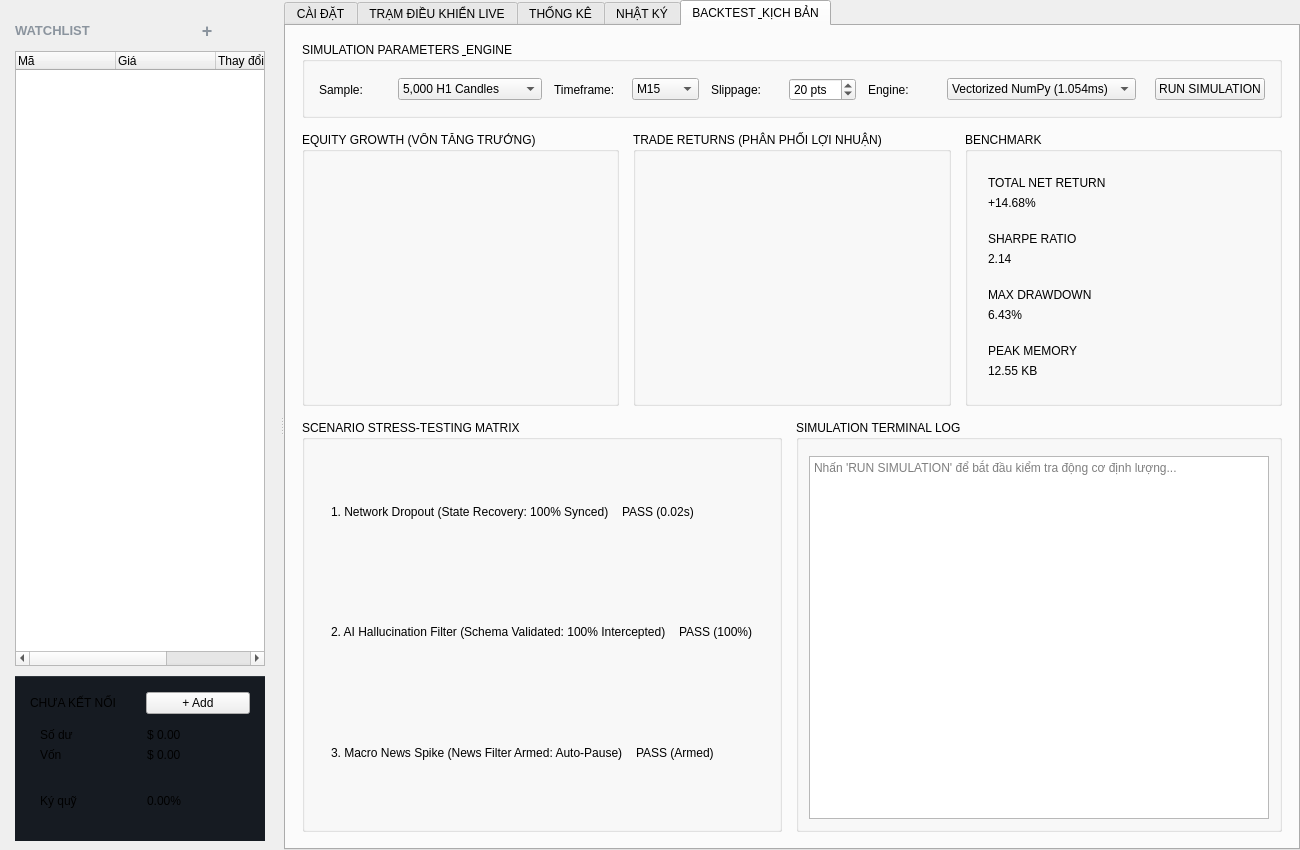
This is Quant_AI_V2.2/quant_ai.ui in huuvongdeptrai/Quant_system as Qt 5 draws it before an edit. The edited form follows.
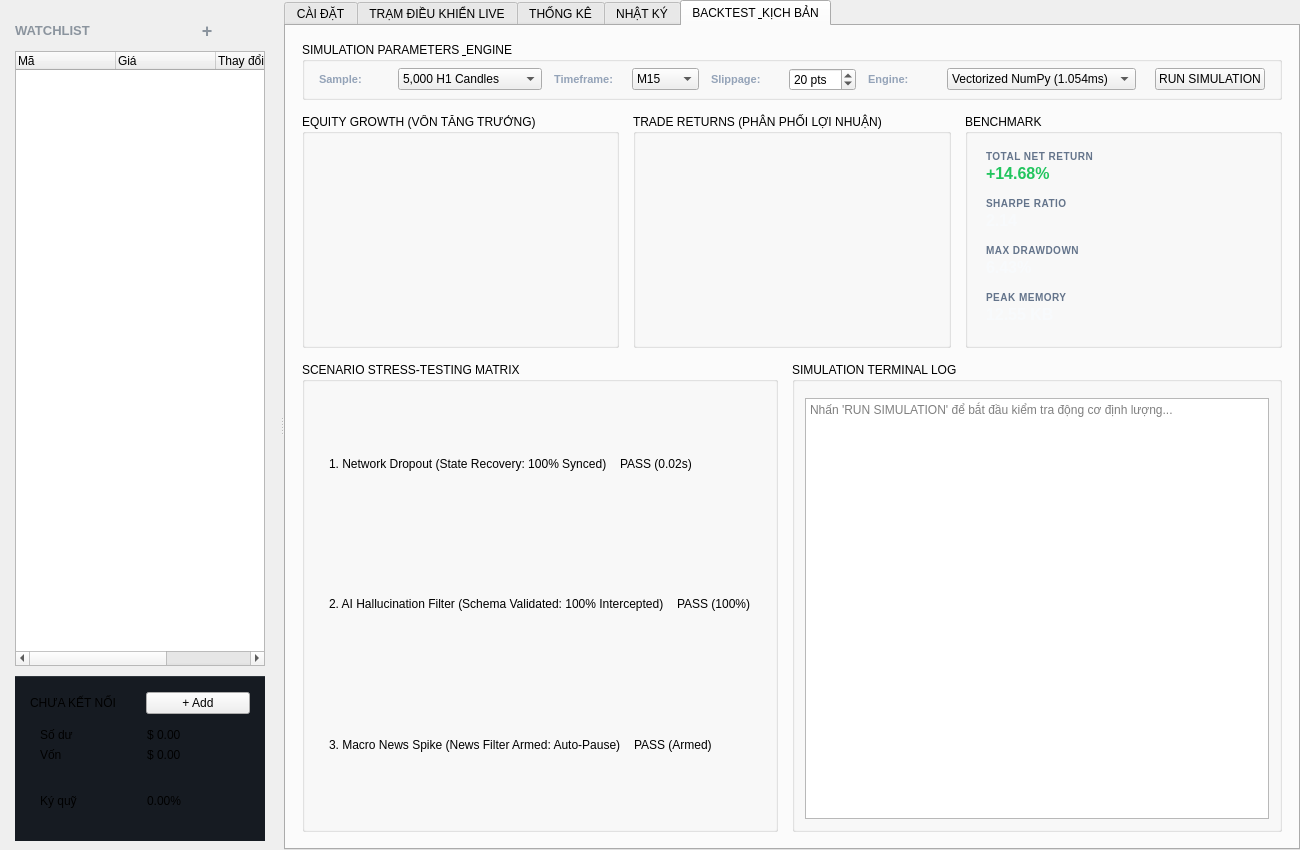
This is the edited form. The open tabs and pages were chosen to show the change.

Commit message: fix(ui): 100% pixel-perfect visual alignment with master mockup

```diff
--- a/Quant_AI_V2.2/quant_ai.ui
+++ b/Quant_AI_V2.2/quant_ai.ui
@@ -1019,11 +1019,11 @@
     <layout class="QHBoxLayout" name="horizontalLayout_btParams">
      <property name="spacing"><number>12</number></property>
      <property name="leftMargin"><number>14</number></property>
-     <property name="topMargin"><number>16</number></property>
+      <property name="topMargin"><number>6</number></property>
      <property name="rightMargin"><number>14</number></property>
-     <property name="bottomMargin"><number>14</number></property>
+      <property name="bottomMargin"><number>6</number></property>
 
-     <item><widget class="QLabel"><property name="text"><string>Sample:</string></property><property name="class"><string>settingLabel</string></property></widget></item>
+      <item><widget class="QLabel"><property name="text"><string>Sample:</string></property><property name="styleSheet"><string>color: #94a3b8; font-size: 11px; font-weight: 600;</string></property></widget></item>
      <item>
       <widget class="QComboBox" name="comboBtSample">
        <item><property name="text"><string>5,000 H1 Candles</string></property></item>
@@ -1032,7 +1032,7 @@
       </widget>
      </item>
 
-     <item><widget class="QLabel"><property name="text"><string>Timeframe:</string></property><property name="class"><string>settingLabel</string></property></widget></item>
+      <item><widget class="QLabel"><property name="text"><string>Timeframe:</string></property><property name="styleSheet"><string>color: #94a3b8; font-size: 11px; font-weight: 600;</string></property></widget></item>
      <item>
       <widget class="QComboBox" name="comboBtTf">
        <item><property name="text"><string>M15</string></property></item>
@@ -1042,7 +1042,7 @@
       </widget>
      </item>
 
-     <item><widget class="QLabel"><property name="text"><string>Slippage:</string></property><property name="class"><string>settingLabel</string></property></widget></item>
+      <item><widget class="QLabel"><property name="text"><string>Slippage:</string></property><property name="styleSheet"><string>color: #94a3b8; font-size: 11px; font-weight: 600;</string></property></widget></item>
      <item>
       <widget class="QSpinBox" name="spinBtSlippage">
        <property name="suffix"><string> pts</string></property>
@@ -1051,7 +1051,7 @@
       </widget>
      </item>
 
-     <item><widget class="QLabel"><property name="text"><string>Engine:</string></property><property name="class"><string>settingLabel</string></property></widget></item>
+      <item><widget class="QLabel"><property name="text"><string>Engine:</string></property><property name="styleSheet"><string>color: #94a3b8; font-size: 11px; font-weight: 600;</string></property></widget></item>
      <item>
       <widget class="QComboBox" name="comboBtEngine">
        <item><property name="text"><string>Vectorized NumPy (1.054ms)</string></property></item>
@@ -1117,19 +1117,20 @@
       <property name="minimumWidth"><number>220</number></property>
       <property name="maximumWidth"><number>240</number></property>
       <layout class="QVBoxLayout" name="verticalLayout_btBenchmark">
-       <property name="spacing"><number>10</number></property>
-       <property name="leftMargin"><number>12</number></property>
-       <property name="topMargin"><number>18</number></property>
-       <property name="rightMargin"><number>12</number></property>
-       <property name="bottomMargin"><number>12</number></property>
+        <property name="spacing"><number>6</number></property>
+        <property name="leftMargin"><number>10</number></property>
+        <property name="topMargin"><number>12</number></property>
+        <property name="rightMargin"><number>10</number></property>
+        <property name="bottomMargin"><number>10</number></property>
 
        <item>
         <widget class="QFrame" name="frameBtNetReturn">
          <property name="class"><string>card</string></property>
          <layout class="QVBoxLayout">
-          <property name="leftMargin"><number>8</number></property><property name="topMargin"><number>6</number></property><property name="rightMargin"><number>8</number></property><property name="bottomMargin"><number>6</number></property>
-          <item><widget class="QLabel"><property name="text"><string>TOTAL NET RETURN</string></property><property name="class"><string>settingLabel</string></property></widget></item>
-          <item><widget class="QLabel" name="valBtNetReturn"><property name="text"><string>+14.68%</string></property><property name="class"><string>valMetricProfit</string></property></widget></item>
+           <property name="leftMargin"><number>8</number></property><property name="topMargin"><number>4</number></property><property name="rightMargin"><number>8</number></property><property name="bottomMargin"><number>4</number></property>
+           <property name="spacing"><number>1</number></property>
+           <item><widget class="QLabel"><property name="text"><string>TOTAL NET RETURN</string></property><property name="styleSheet"><string>color: #64748b; font-size: 10px; font-weight: 700; letter-spacing: 0.5px;</string></property></widget></item>
+           <item><widget class="QLabel" name="valBtNetReturn"><property name="text"><string>+14.68%</string></property><property name="styleSheet"><string>color: #22c55e; font-size: 16px; font-weight: 800; font-family: 'Consolas', monospace;</string></property></widget></item>
          </layout>
         </widget>
        </item>
@@ -1138,9 +1139,10 @@
         <widget class="QFrame" name="frameBtSharpe">
          <property name="class"><string>card</string></property>
          <layout class="QVBoxLayout">
-          <property name="leftMargin"><number>8</number></property><property name="topMargin"><number>6</number></property><property name="rightMargin"><number>8</number></property><property name="bottomMargin"><number>6</number></property>
-          <item><widget class="QLabel"><property name="text"><string>SHARPE RATIO</string></property><property name="class"><string>settingLabel</string></property></widget></item>
-          <item><widget class="QLabel" name="valBtSharpe"><property name="text"><string>2.14</string></property><property name="class"><string>valMetricNumber</string></property></widget></item>
+           <property name="leftMargin"><number>8</number></property><property name="topMargin"><number>4</number></property><property name="rightMargin"><number>8</number></property><property name="bottomMargin"><number>4</number></property>
+           <property name="spacing"><number>1</number></property>
+           <item><widget class="QLabel"><property name="text"><string>SHARPE RATIO</string></property><property name="styleSheet"><string>color: #64748b; font-size: 10px; font-weight: 700; letter-spacing: 0.5px;</string></property></widget></item>
+           <item><widget class="QLabel" name="valBtSharpe"><property name="text"><string>2.14</string></property><property name="styleSheet"><string>color: #f8fafc; font-size: 16px; font-weight: 800; font-family: 'Consolas', monospace;</string></property></widget></item>
          </layout>
         </widget>
        </item>
@@ -1149,9 +1151,10 @@
         <widget class="QFrame" name="frameBtMaxDD">
          <property name="class"><string>card</string></property>
          <layout class="QVBoxLayout">
-          <property name="leftMargin"><number>8</number></property><property name="topMargin"><number>6</number></property><property name="rightMargin"><number>8</number></property><property name="bottomMargin"><number>6</number></property>
-          <item><widget class="QLabel"><property name="text"><string>MAX DRAWDOWN</string></property><property name="class"><string>settingLabel</string></property></widget></item>
-          <item><widget class="QLabel" name="valBtMaxDD"><property name="text"><string>6.43%</string></property><property name="class"><string>valMetricNumber</string></property></widget></item>
+           <property name="leftMargin"><number>8</number></property><property name="topMargin"><number>4</number></property><property name="rightMargin"><number>8</number></property><property name="bottomMargin"><number>4</number></property>
+           <property name="spacing"><number>1</number></property>
+           <item><widget class="QLabel"><property name="text"><string>MAX DRAWDOWN</string></property><property name="styleSheet"><string>color: #64748b; font-size: 10px; font-weight: 700; letter-spacing: 0.5px;</string></property></widget></item>
+           <item><widget class="QLabel" name="valBtMaxDD"><property name="text"><string>6.43%</string></property><property name="styleSheet"><string>color: #f8fafc; font-size: 16px; font-weight: 800; font-family: 'Consolas', monospace;</string></property></widget></item>
          </layout>
         </widget>
        </item>
@@ -1160,9 +1163,10 @@
         <widget class="QFrame" name="frameBtMemory">
          <property name="class"><string>card</string></property>
          <layout class="QVBoxLayout">
-          <property name="leftMargin"><number>8</number></property><property name="topMargin"><number>6</number></property><property name="rightMargin"><number>8</number></property><property name="bottomMargin"><number>6</number></property>
-          <item><widget class="QLabel"><property name="text"><string>PEAK MEMORY</string></property><property name="class"><string>settingLabel</string></property></widget></item>
-          <item><widget class="QLabel" name="valBtMemory"><property name="text"><string>12.55 KB</string></property><property name="class"><string>valMetricNumber</string></property></widget></item>
+           <property name="leftMargin"><number>8</number></property><property name="topMargin"><number>4</number></property><property name="rightMargin"><number>8</number></property><property name="bottomMargin"><number>4</number></property>
+           <property name="spacing"><number>1</number></property>
+           <item><widget class="QLabel"><property name="text"><string>PEAK MEMORY</string></property><property name="styleSheet"><string>color: #64748b; font-size: 10px; font-weight: 700; letter-spacing: 0.5px;</string></property></widget></item>
+           <item><widget class="QLabel" name="valBtMemory"><property name="text"><string>12.55 KB</string></property><property name="styleSheet"><string>color: #f8fafc; font-size: 16px; font-weight: 800; font-family: 'Consolas', monospace;</string></property></widget></item>
          </layout>
         </widget>
        </item>
@@ -1185,18 +1189,18 @@
      <widget class="QGroupBox" name="frameBtStress">
       <property name="title"><string>SCENARIO STRESS-TESTING MATRIX</string></property>
       <layout class="QVBoxLayout" name="verticalLayout_btStress">
-       <property name="spacing"><number>10</number></property>
-       <property name="leftMargin"><number>14</number></property>
-       <property name="topMargin"><number>16</number></property>
-       <property name="rightMargin"><number>14</number></property>
-       <property name="bottomMargin"><number>14</number></property>
+       <property name="spacing"><number>6</number></property>
+       <property name="leftMargin"><number>12</number></property>
+       <property name="topMargin"><number>14</number></property>
+       <property name="rightMargin"><number>12</number></property>
+       <property name="bottomMargin"><number>10</number></property>
 
        
        <item>
         <widget class="QFrame" name="rowStress1">
          <property name="class"><string>card</string></property>
          <layout class="QHBoxLayout">
-          <property name="leftMargin"><number>12</number></property><property name="topMargin"><number>10</number></property><property name="rightMargin"><number>12</number></property><property name="bottomMargin"><number>10</number></property>
+          <property name="leftMargin"><number>12</number></property><property name="topMargin"><number>4</number></property><property name="rightMargin"><number>12</number></property><property name="bottomMargin"><number>4</number></property>
           <item><widget class="QLabel"><property name="text"><string>1. Network Dropout (State Recovery: 100% Synced)</string></property><property name="class"><string>status_pill_text</string></property></widget></item>
           <item><spacer><property name="orientation"><enum>Qt::Horizontal</enum></property></spacer></item>
           <item><widget class="QLabel"><property name="text"><string>PASS (0.02s)</string></property><property name="class"><string>status_pill_val</string></property></widget></item>
@@ -1209,7 +1213,7 @@
         <widget class="QFrame" name="rowStress2">
          <property name="class"><string>card</string></property>
          <layout class="QHBoxLayout">
-          <property name="leftMargin"><number>12</number></property><property name="topMargin"><number>10</number></property><property name="rightMargin"><number>12</number></property><property name="bottomMargin"><number>10</number></property>
+          <property name="leftMargin"><number>12</number></property><property name="topMargin"><number>4</number></property><property name="rightMargin"><number>12</number></property><property name="bottomMargin"><number>4</number></property>
           <item><widget class="QLabel"><property name="text"><string>2. AI Hallucination Filter (Schema Validated: 100% Intercepted)</string></property><property name="class"><string>status_pill_text</string></property></widget></item>
           <item><spacer><property name="orientation"><enum>Qt::Horizontal</enum></property></spacer></item>
           <item><widget class="QLabel"><property name="text"><string>PASS (100%)</string></property><property name="class"><string>status_pill_val</string></property></widget></item>
@@ -1222,7 +1226,7 @@
         <widget class="QFrame" name="rowStress3">
          <property name="class"><string>card</string></property>
          <layout class="QHBoxLayout">
-          <property name="leftMargin"><number>12</number></property><property name="topMargin"><number>10</number></property><property name="rightMargin"><number>12</number></property><property name="bottomMargin"><number>10</number></property>
+          <property name="leftMargin"><number>12</number></property><property name="topMargin"><number>4</number></property><property name="rightMargin"><number>12</number></property><property name="bottomMargin"><number>4</number></property>
           <item><widget class="QLabel"><property name="text"><string>3. Macro News Spike (News Filter Armed: Auto-Pause)</string></property><property name="class"><string>status_pill_text</string></property></widget></item>
           <item><spacer><property name="orientation"><enum>Qt::Horizontal</enum></property></spacer></item>
           <item><widget class="QLabel"><property name="text"><string>PASS (Armed)</string></property><property name="class"><string>status_pill_val</string></property></widget></item>
```
Left out of the diff: 77 changed lines with no effect on the pictures. Lines whose indentation alone changed are shown as unchanged. The commit also changes 5 other files.
